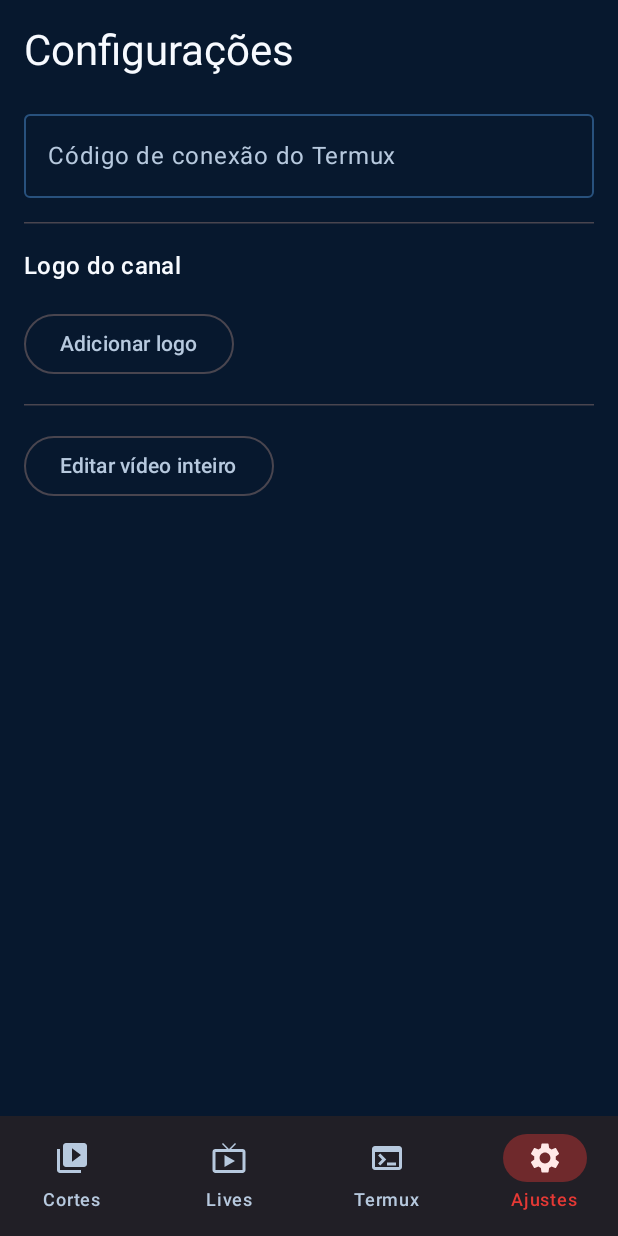
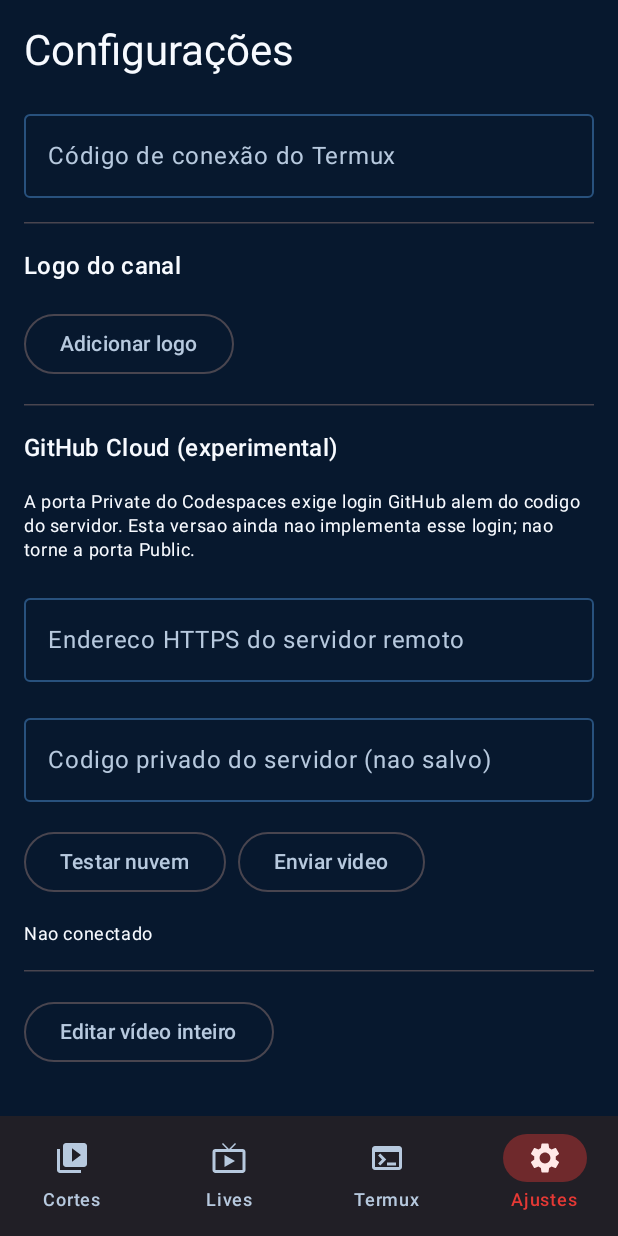
Before and after one commit to leodss0617/LiveClip, an Android app built with Jetpack Compose: the screen it shows after launch (MainActivity), item 4 of the bottom bar chosen, on a phone screen of 412 x 824 dp. Run offline under Robolectric (Android 15) with nearby library versions, the phone set to English and light mode, and no system bars; our stand-ins replace Room's generated code; pictures from the network do not load.

Commit message:
Add isolated experimental cloud screen for health, upload and job recovery

```diff
--- a/EditorClipesDSS/app/src/main/java/com/example/ui/screens/ConfiguracoesScreen.kt
+++ b/EditorClipesDSS/app/src/main/java/com/example/ui/screens/ConfiguracoesScreen.kt
@@ -18,6 +18,8 @@ import androidx.compose.ui.text.input.KeyboardType
 import androidx.compose.ui.text.input.PasswordVisualTransformation
 import androidx.compose.ui.unit.dp
 import coil.compose.AsyncImage
+import com.example.cloud.CloudVideoClient
+import kotlinx.coroutines.launch
 
 @Composable
 fun ConfiguracoesScreen(onOpenEditor: () -> Unit) {
@@ -27,6 +29,47 @@ fun ConfiguracoesScreen(onOpenEditor: () -> Unit) {
     var token by remember { mutableStateOf(connection.getString("token", "").orEmpty()) }
     var logo by remember { mutableStateOf(branding.getString("logo_uri", null)?.let(Uri::parse)) }
     var logoError by remember { mutableStateOf(false) }
+    val cloudPrefs = remember { context.getSharedPreferences("editorclipes_cloud", Context.MODE_PRIVATE) }
+    var cloudUrl by remember { mutableStateOf(cloudPrefs.getString("url", "").orEmpty()) }
+    // Token em memoria apenas: nao salvar segredos nas preferencias comuns.
+    var cloudToken by remember { mutableStateOf("") }
+    var cloudStatus by remember { mutableStateOf("Nao conectado") }
+    var cloudBusy by remember { mutableStateOf(false) }
+    var cloudJobId by remember { mutableStateOf(cloudPrefs.getString("job_id", "").orEmpty()) }
+    val scope = rememberCoroutineScope()
+    fun launchCloud(action: suspend (CloudVideoClient) -> Unit) {
+        if (cloudBusy) return
+        cloudBusy = true
+        scope.launch {
+            try {
+                val client = CloudVideoClient(context, cloudUrl, cloudToken)
+                action(client)
+            } catch (error: Exception) {
+                cloudStatus = error.message ?: "Falha de conexao"
+            } finally {
+                cloudBusy = false
+            }
+        }
+    }
+    val cloudVideoPicker = rememberLauncherForActivityResult(ActivityResultContracts.OpenDocument()) { uri ->
+        if (uri != null) {
+            launchCloud { client ->
+                cloudStatus = "Enviando video..."
+                val id = client.submitVideo(uri)
+                cloudJobId = id
+                cloudPrefs.edit().putString("job_id", id).apply()
+                cloudStatus = "Video enviado. Acompanhando renderizacao..."
+                val final = client.waitUntilFinished(id) { cloudStatus = "Processamento: " + it }
+                if (final.optString("status") == "done") {
+                    cloudStatus = "Baixando MP4..."
+                    client.downloadToGallery(id)
+                    cloudStatus = "MP4 salvo na galeria, em Movies/EditorClipesDSS."
+                } else {
+                    cloudStatus = "Falha no trabalho: " + final.optString("error", "erro desconhecido")
+                }
+            }
+        }
+    }
     val logoPicker = rememberLauncherForActivityResult(ActivityResultContracts.OpenDocument()) { uri ->
         if (uri != null) {
             val permission = runCatching {
@@ -70,6 +113,74 @@ fun ConfiguracoesScreen(onOpenEditor: () -> Unit) {
                 Text("Não foi possível acessar o logo. Escolha outra imagem.", color = MaterialTheme.colorScheme.error)
             }
             HorizontalDivider()
+            Text("GitHub Cloud (experimental)", style = MaterialTheme.typography.titleMedium)
+            Text(
+                "A porta Private do Codespaces exige login GitHub alem do codigo do servidor. " +
+                    "Esta versao ainda nao implementa esse login; nao torne a porta Public.",
+                style = MaterialTheme.typography.bodySmall,
+            )
+            OutlinedTextField(
+                value = cloudUrl,
+                onValueChange = {
+                    cloudUrl = it.trim()
+                    cloudPrefs.edit().putString("url", cloudUrl).apply()
+                },
+                label = { Text("Endereco HTTPS do servidor remoto") },
+                placeholder = { Text("https://...") },
+                modifier = Modifier.fillMaxWidth(),
+                singleLine = true,
+            )
+            OutlinedTextField(
+                value = cloudToken,
+                onValueChange = { cloudToken = it.trim() },
+                label = { Text("Codigo privado do servidor (nao salvo)") },
+                modifier = Modifier.fillMaxWidth(),
+                singleLine = true,
+                visualTransformation = PasswordVisualTransformation(),
+                keyboardOptions = KeyboardOptions(keyboardType = KeyboardType.Password),
+            )
+            Row(horizontalArrangement = Arrangement.spacedBy(8.dp)) {
+                OutlinedButton(
+                    enabled = !cloudBusy,
+                    onClick = {
+                        launchCloud { client ->
+                            cloudStatus = "Verificando conexao..."
+                            val response = client.health()
+                            cloudStatus = if (response.optString("status") == "ok") {
+                                "Servidor conectado com sucesso"
+                            } else {
+                                "Resposta inesperada do servidor"
+                            }
+                        }
+                    },
+                ) { Text("Testar nuvem") }
+                OutlinedButton(
+                    enabled = !cloudBusy,
+                    onClick = { cloudVideoPicker.launch(arrayOf("video/mp4")) },
+                ) { Text("Enviar video") }
+            }
+            if (cloudJobId.isNotEmpty()) {
+                Text("Ultimo trabalho: " + cloudJobId.take(8) + "...", style = MaterialTheme.typography.bodySmall)
+                OutlinedButton(
+                    enabled = !cloudBusy,
+                    onClick = {
+                        launchCloud { client ->
+                            cloudStatus = "Consultando trabalho..."
+                            val job = client.jobStatus(cloudJobId)
+                            if (job.optString("status") == "done") {
+                                cloudStatus = "Baixando MP4..."
+                                client.downloadToGallery(cloudJobId)
+                                cloudStatus = "MP4 salvo na galeria"
+                            } else {
+                                cloudStatus = "Trabalho: " + job.optString("status")
+                            }
+                        }
+                    },
+                ) { Text("Recuperar trabalho") }
+            }
+            if (cloudBusy) LinearProgressIndicator(modifier = Modifier.fillMaxWidth())
+            Text(cloudStatus, style = MaterialTheme.typography.bodySmall)
+            HorizontalDivider()
             OutlinedButton(onClick = onOpenEditor) { Text("Editar vídeo inteiro") }
         }
     }
```
